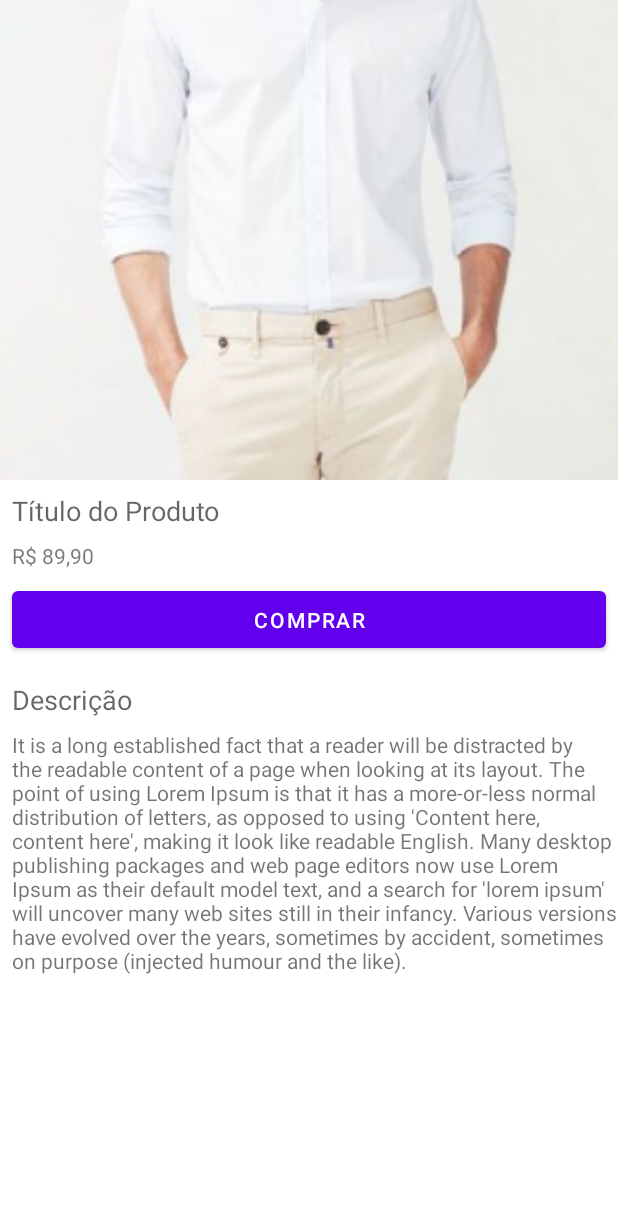
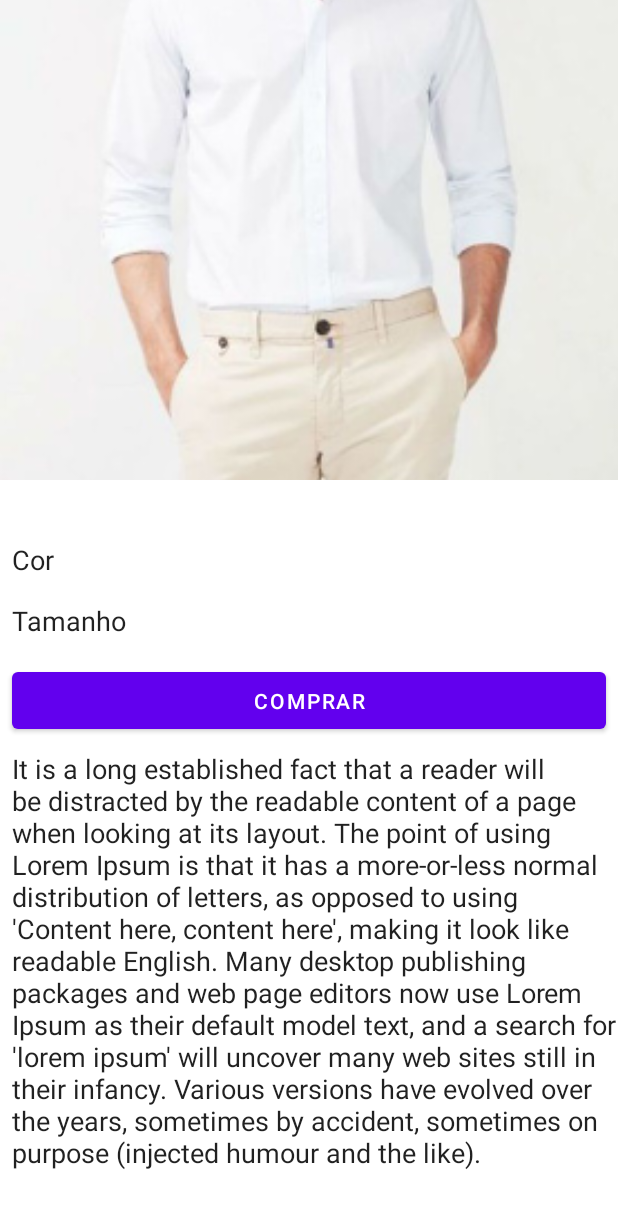
Before and after one commit to elias-ssouza/Loja-Virtual, an Android app: the screen it shows after launch (ProductDetailActivity), after a tap on an icon or button, on a phone screen of 412 x 824 dp. Shown: the top 1208 px of the screen. Run offline under Robolectric (Android 15) with nearby library versions, the phone set to English and light mode, and no system bars; our stand-ins replace navigation-ui.

Commit message:
atualizações

```diff
--- a/app/src/main/java/com/example/lojavirtual/MainActivity.kt
+++ b/app/src/main/java/com/example/lojavirtual/MainActivity.kt
@@ -3,17 +3,36 @@ package com.example.lojavirtual
 import android.content.Intent
 import androidx.appcompat.app.AppCompatActivity
 import android.os.Bundle
+import androidx.recyclerview.widget.LinearLayoutManager
+import androidx.recyclerview.widget.RecyclerView
+import com.example.lojavirtual.adapter.ProductCategoryAdapter
 import com.example.lojavirtual.databinding.ActivityMainBinding
+import com.example.lojavirtual.model.ProductCategory
 
 
 class MainActivity : AppCompatActivity() {
 
+    private lateinit var recyclerCategory: RecyclerView
     private val binding by lazy { ActivityMainBinding.inflate(layoutInflater)}
 
     override fun onCreate(savedInstanceState: Bundle?) {
         super.onCreate(savedInstanceState)
         setContentView(binding.root)
         insertListeners()
+        recyclerListener()
+
+
+        val arrayCategory = arrayListOf<ProductCategory>(ProductCategory("1", "Camisetas"),
+            ProductCategory("2", "Calças"),
+            ProductCategory("3", "Meias"),
+            ProductCategory("4", "Sapatos"))
+
+        //recyclerCategory = findViewById(R.id.rv_product_category)
+
+        val adapterCategory = ProductCategoryAdapter(arrayCategory, this)
+        //recyclerCategory.adapter = adapterCategory
+        //recyclerCategory.layoutManager = LinearLayoutManager(this,  LinearLayoutManager.HORIZONTAL, false)
+
     }
 
     private fun insertListeners (){
@@ -22,4 +41,11 @@ class MainActivity : AppCompatActivity() {
             startActivity(intent)
         }
     }
+
+    private fun recyclerListener(){
+        binding.llCategory.setOnClickListener{
+            val intent = Intent(this,ProductCategoryActivity::class.java)
+            startActivity(intent)
+        }
+    }
 }
--- a/app/src/main/java/com/example/lojavirtual/adapter/ProductCategoryAdapter.kt
+++ b/app/src/main/java/com/example/lojavirtual/adapter/ProductCategoryAdapter.kt
@@ -26,8 +26,8 @@ class ProductCategoryAdapter(val list: List<ProductCategory>, val context: Conte
     }
 
     class ViewHolder(itemView: View) : RecyclerView.ViewHolder(itemView) {
-        val icon: ImageView = itemView.findViewById(R.id.iv_category_icon)
-        val title: TextView = itemView.findViewById(R.id.tv_category_title)
+        val icon: ImageView = itemView.findViewById(R.id.iv_product_image)
+        val title: TextView = itemView.findViewById(R.id.tv_product_title)
     }
 
 }
--- a/app/src/main/res/layout/activity_main.xml
+++ b/app/src/main/res/layout/activity_main.xml
@@ -86,36 +86,37 @@
                     android:id="@+id/ll_products"
                     android:layout_width="match_parent"
                     android:layout_height="0dp"
-                    android:layout_weight="2"
                     android:layout_marginLeft="8dp"
                     android:layout_marginTop="8dp"
+                    android:layout_weight="2"
                     android:orientation="vertical">
 
                     <TextView
                         android:layout_width="match_parent"
                         android:layout_height="wrap_content"
-                        android:text="@string/product_title"
-                        android:textAppearance="@android:style/TextAppearance.Medium"/>
+                        android:text="@string/recent"
+                        android:textAppearance="@android:style/TextAppearance.Medium" />
+
 
                     <LinearLayout
                         android:id="@+id/ll_product_item"
                         android:layout_width="wrap_content"
                         android:layout_height="wrap_content"
-                        android:orientation="vertical"
                         android:layout_margin="8dp"
-                        android:gravity="center">
+                        android:gravity="center"
+                        android:orientation="vertical">
 
                         <ImageView
                             android:id="@+id/iv_recent_product"
                             android:layout_width="wrap_content"
                             android:layout_height="wrap_content"
-                            android:src="@drawable/a1"/>
+                            android:src="@drawable/a1" />
 
                         <TextView
                             android:layout_width="wrap_content"
                             android:layout_height="wrap_content"
                             android:text="Camiseta Branca"
-                            android:textAppearance="@android:style/TextAppearance.Small"/>
+                            android:textAppearance="@android:style/TextAppearance.Small" />
 
                     </LinearLayout>
 
--- a/app/src/main/res/layout/activity_product_detail.xml
+++ b/app/src/main/res/layout/activity_product_detail.xml
@@ -1,8 +1,13 @@
 <?xml version="1.0" encoding="utf-8"?>
-<ScrollView
-    xmlns:android="http://schemas.android.com/apk/res/android"
+<RelativeLayout xmlns:android="http://schemas.android.com/apk/res/android"
     xmlns:app="http://schemas.android.com/apk/res-auto"
     xmlns:tools="http://schemas.android.com/tools"
+    android:layout_width="match_parent"
+    android:layout_height="match_parent">
+
+
+
+    <androidx.core.widget.NestedScrollView
         android:layout_width="match_parent"
         android:layout_height="match_parent"
         tools:context=".ProductDetailActivity">
@@ -20,50 +25,76 @@
                 android:adjustViewBounds="true"/>
 
             <TextView
-            android:id="@+id/tv_product_title"
+                android:id="@+id/tv_product_price"
                 android:layout_width="match_parent"
                 android:layout_height="wrap_content"
-            android:text="@string/product_title"
-            android:textAppearance="@style/TextAppearance.AppCompat.Medium"
+                android:textAppearance="@android:style/TextAppearance.Medium"
                 android:layout_marginLeft="8dp"
                 android:layout_marginTop="8dp"/>
 
             <TextView
-            android:id="@+id/tv_product_price"
                 android:layout_width="match_parent"
                 android:layout_height="wrap_content"
-            android:text="@string/product_price"
-            android:textAppearance="@style/TextAppearance.AppCompat.Small"
+                android:text="@string/product_detail_cor"
+                android:textAppearance="@android:style/TextAppearance.Medium"
                 android:layout_marginLeft="8dp"
                 android:layout_marginTop="8dp"/>
 
+            <com.google.android.material.chip.ChipGroup
+                android:id="@+id/chip_group_color"
+                android:layout_marginLeft="8dp"
+                android:layout_marginTop="8dp"
+                android:layout_width="match_parent"
+                android:layout_height="wrap_content"
+                app:singleSelection="true">
+
+            </com.google.android.material.chip.ChipGroup>
+
+            <TextView
+                android:layout_width="match_parent"
+                android:layout_height="wrap_content"
+                android:text="@string/product_detail_tamanho"
+                android:textAppearance="@android:style/TextAppearance.Medium"
+                android:layout_marginLeft="8dp"
+                android:layout_marginTop="8dp"/>
+
+            <com.google.android.material.chip.ChipGroup
+                android:id="@+id/chip_group_size"
+                android:layout_marginLeft="8dp"
+                android:layout_marginTop="8dp"
+                android:layout_width="match_parent"
+                android:layout_height="wrap_content"
+                app:singleSelection="true">
+
+            </com.google.android.material.chip.ChipGroup>
+
             <Button
-            android:id="@+id/bt_product_detail"
                 android:layout_width="match_parent"
                 android:layout_height="50dp"
                 android:text="@string/bt_buy_product_detail"
+                android:layout_marginTop="8dp"
                 android:layout_marginLeft="8dp"
                 android:layout_marginRight="8dp"
-            android:layout_marginTop="8dp"
-            android:layout_marginBottom="8dp"/>
+                android:textColor="@android:color/white"/>
 
             <TextView
-            android:id="@+id/tv_title_description"
                 android:layout_width="match_parent"
                 android:layout_height="wrap_content"
-            android:text="@string/title_description"
-            android:textAppearance="@style/TextAppearance.AppCompat.Medium"
+                android:text="@string/description"
+                android:textAppearance="@android:style/TextAppearance.Medium"
                 android:layout_marginLeft="8dp"
                 android:layout_marginTop="8dp"/>
 
             <TextView
-            android:id="@+id/tv_description"
+                android:id="@+id/tv_product_desc"
                 android:layout_width="match_parent"
                 android:layout_height="wrap_content"
                 android:layout_marginLeft="8dp"
                 android:layout_marginTop="8dp"
-            android:text="@string/description"
-            android:textAppearance="@style/TextAppearance.AppCompat.Small" />
+                android:layout_marginBottom="8dp"
+                android:textAppearance="@android:style/TextAppearance.Small"/>
 
         </LinearLayout>
-</ScrollView>
+
+    </androidx.core.widget.NestedScrollView>
+</RelativeLayout>
--- a/app/src/main/res/layout/item_product_category.xml
+++ b/app/src/main/res/layout/item_product_category.xml
@@ -16,18 +16,17 @@
         android:background="@android:color/white">
 
         <ImageView
-            android:id="@+id/iv_category_icon"
+            android:id="@+id/iv_product_image"
             android:layout_width="wrap_content"
             android:layout_height="wrap_content"
-            android:src="@android:drawable/ic_input_get"/>
+            android:src="@drawable/a1"/>
 
         <TextView
-            android:id="@+id/tv_category_title"
+            android:id="@+id/tv_product_title"
             android:layout_width="wrap_content"
             android:layout_height="wrap_content"
-            android:text="Camisetas"
-            android:layout_marginTop="8dp"
-            android:textAppearance="@style/TextAppearance.AppCompat.Title"/>
+            android:text="Camisa"
+            android:textAppearance="@android:style/TextAppearance.Small"/>
 
     </LinearLayout>
 
--- a/app/src/main/res/values/strings.xml
+++ b/app/src/main/res/values/strings.xml
@@ -21,6 +21,8 @@
     <string name="bt_buy_product_detail">COMPRAR</string>
     <string name="title_description">Descrição</string>
     <string name="description">It is a long established fact that a reader will be distracted by the readable content of a page when looking at its layout. The point of using Lorem Ipsum is that it has a more-or-less normal distribution of letters, as opposed to using \'Content here, content here\', making it look like readable English. Many desktop publishing packages and web page editors now use Lorem Ipsum as their default model text, and a search for \'lorem ipsum\' will uncover many web sites still in their infancy. Various versions have evolved over the years, sometimes by accident, sometimes on purpose (injected humour and the like).</string>
+    <string name="product_detail_cor">Cor</string>
+    <string name="product_detail_tamanho">Tamanho</string>
 
     <!--Menu Drawer-->
     <string name="home">Página Inicial</string>
```
Lines whose indentation alone changed are shown as unchanged.
